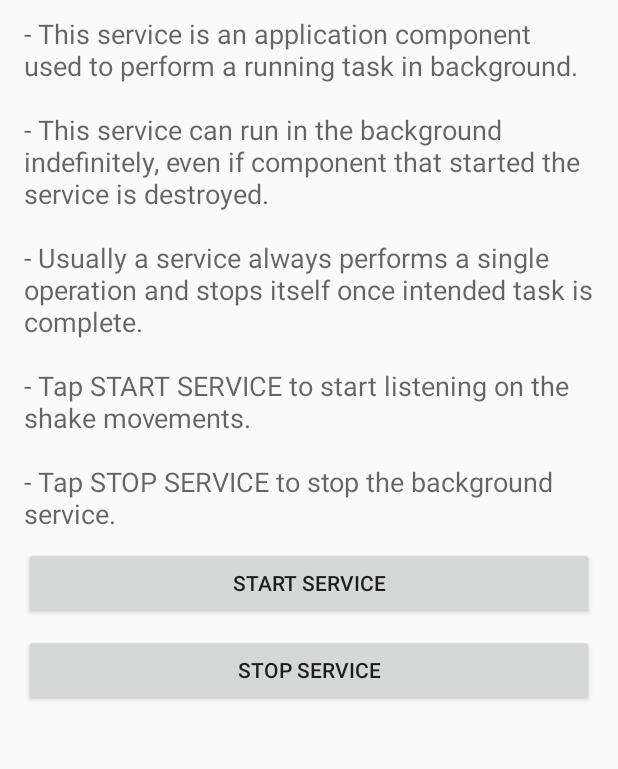
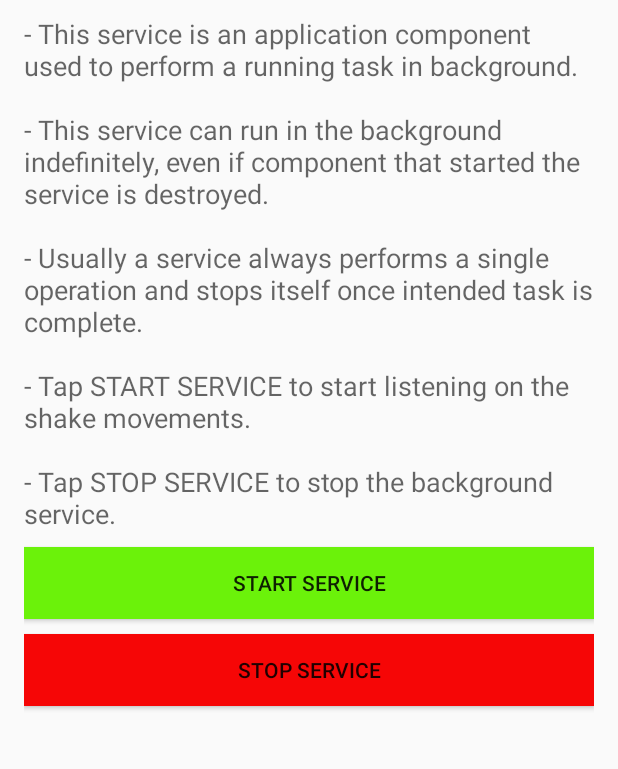
Before and after one commit to eGarciaR/BurglarDetection, an Android app: the screen it shows after launch (HelloActivity), on a phone screen of 412 x 824 dp, the part 68-837 px from its top. Run offline under Robolectric (Android 15) with nearby library versions, the phone set to English and light mode, and no system bars.

Commit message:
Fixed some issues

```diff
--- a/app/src/main/java/com/example/hackupc/usingservices/HelloService.java
+++ b/app/src/main/java/com/example/hackupc/usingservices/HelloService.java
@@ -119,10 +119,10 @@ public class HelloService extends Service implements AccelerometerListener{
             ++detect;
             delay = 0;
         }
-        if (detect >= 20) {
+        if (detect >= 15) {
             mp.start();
         }
-        if (delay >= 200) detect = delay = 0;
+        if (delay >= 100) detect = delay = 0;
     }
 
 
--- a/app/src/main/res/layout/activity_hello.xml
+++ b/app/src/main/res/layout/activity_hello.xml
@@ -35,7 +35,8 @@
         android:layout_below="@+id/textView2"
         android:layout_centerHorizontal="true"
         android:layout_marginTop="10dp"
-        android:text="@string/start_service" />
+        android:text="@string/start_service"
+        android:background="#6bf20a" />
 
     <Button
         android:id="@+id/stop_Service"
@@ -44,5 +45,6 @@
         android:layout_below="@+id/start_service"
         android:layout_centerHorizontal="true"
         android:layout_marginTop="10dp"
-        android:text="@string/stop_service" />
+        android:text="@string/stop_service"
+        android:background="#f60606" />
 </RelativeLayout>
```
Also changed, not shown: 2 other files.
